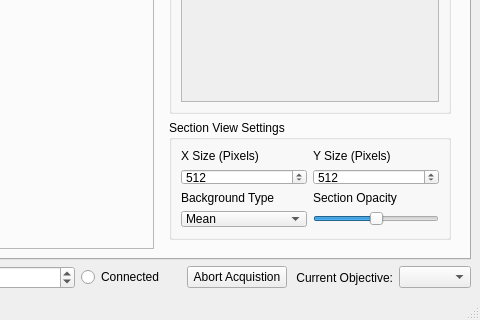
Old version of the form steve/qtdesigner/steve.ui in the repository ZhuangLab/storm-control; both pictures show x 457 to 937 and y 407 to 727 of the 937 by 727 pixel window.
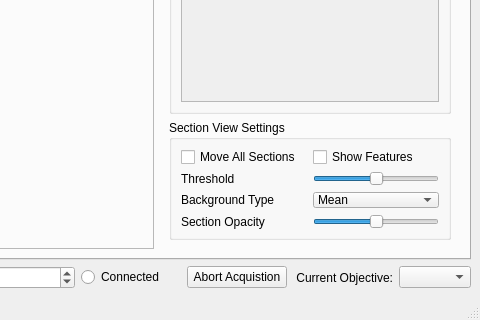
New version of the form. The open tabs and pages were chosen to show the change.

Commit message: Merge changes in Steve in the hazen branch into trunk.

What changed in the file:
```diff
--- a/steve/qtdesigner/steve.ui
+++ b/steve/qtdesigner/steve.ui
@@ -209,43 +209,50 @@
               <string>Section View Settings</string>
              </property>
              <layout class="QGridLayout" name="gridLayout">
+              <item row="1" column="0">
+               <widget class="QLabel" name="thresholdLabel">
+                <property name="text">
+                 <string>Threshold</string>
+                </property>
+               </widget>
+              </item>
+              <item row="4" column="1">
+               <widget class="QSlider" name="foregroundOpacitySlider">
+                <property name="sizePolicy">
+                 <sizepolicy hsizetype="Preferred" vsizetype="Preferred">
+                  <horstretch>0</horstretch>
+                  <verstretch>0</verstretch>
+                 </sizepolicy>
+                </property>
+                <property name="maximum">
+                 <number>100</number>
+                </property>
+                <property name="value">
+                 <number>50</number>
+                </property>
+                <property name="orientation">
+                 <enum>Qt::Horizontal</enum>
+                </property>
+               </widget>
+              </item>
               <item row="0" column="0">
-               <widget class="QLabel" name="xSizeLlabel">
+               <widget class="QCheckBox" name="moveAllSectionsCheckBox">
                 <property name="text">
-                 <string>X Size (Pixels)</string>
+                 <string>Move All Sections</string>
+                </property>
+               </widget>
+              </item>
+              <item row="4" column="0">
+               <widget class="QLabel" name="foregroundOpacityLabel">
+                <property name="text">
+                 <string>Section Opacity</string>
                 </property>
                </widget>
               </item>
               <item row="0" column="1">
-               <widget class="QLabel" name="ySizeLabel">
+               <widget class="QCheckBox" name="showFeaturesCheckBox">
                 <property name="text">
-                 <string>Y Size (Pixels)</string>
-                </property>
-               </widget>
-              </item>
-              <item row="1" column="0">
-               <widget class="QSpinBox" name="xSizeSpinBox">
-                <property name="minimum">
-                 <number>100</number>
-                </property>
-                <property name="maximum">
-                 <number>10000</number>
-                </property>
-                <property name="value">
-                 <number>512</number>
-                </property>
-               </widget>
-              </item>
-              <item row="1" column="1">
-               <widget class="QSpinBox" name="ySizeSpinBox">
-                <property name="minimum">
-                 <number>100</number>
-                </property>
-                <property name="maximum">
-                 <number>10000</number>
-                </property>
-                <property name="value">
-                 <number>512</number>
+                 <string>Show Features</string>
                 </property>
                </widget>
               </item>
@@ -257,33 +264,7 @@
                </widget>
               </item>
               <item row="2" column="1">
-               <widget class="QLabel" name="foregroundOpacityLabel">
-                <property name="text">
-                 <string>Section Opacity</string>
-                </property>
-               </widget>
-              </item>
-              <item row="3" column="1">
-               <widget class="QSlider" name="foregroundOpacitySlider">
-                <property name="sizePolicy">
-                 <sizepolicy hsizetype="Preferred" vsizetype="Preferred">
-                  <horstretch>0</horstretch>
-                  <verstretch>0</verstretch>
-                 </sizepolicy>
-                </property>
-                <property name="maximum">
-                 <number>100</number>
-                </property>
-                <property name="value">
-                 <number>50</number>
-                </property>
-                <property name="orientation">
-                 <enum>Qt::Horizontal</enum>
-                </property>
-               </widget>
-              </item>
-              <item row="3" column="0">
-               <widget class="QComboBox" name="comboBox">
+               <widget class="QComboBox" name="backgroundComboBox">
                 <item>
                  <property name="text">
                   <string>Mean</string>
@@ -291,6 +272,25 @@
                 </item>
                </widget>
               </item>
+              <item row="1" column="1">
+               <widget class="QSlider" name="thresholdSlider">
+                <property name="sizePolicy">
+                 <sizepolicy hsizetype="Preferred" vsizetype="Preferred">
+                  <horstretch>0</horstretch>
+                  <verstretch>0</verstretch>
+                 </sizepolicy>
+                </property>
+                <property name="maximum">
+                 <number>100</number>
+                </property>
+                <property name="value">
+                 <number>50</number>
+                </property>
+                <property name="orientation">
+                 <enum>Qt::Horizontal</enum>
+                </property>
+               </widget>
+              </item>
              </layout>
             </widget>
            </item>
```
Left out of the diff: 2 changed lines with no effect on the pictures. The commit also changes 4 other files.
